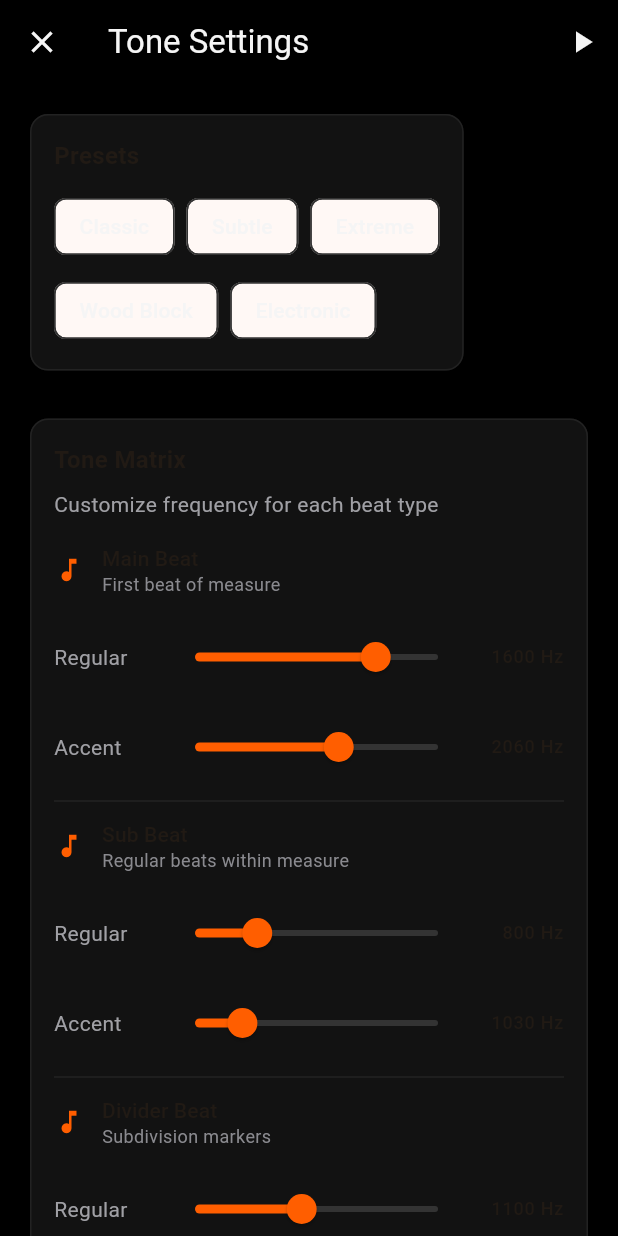
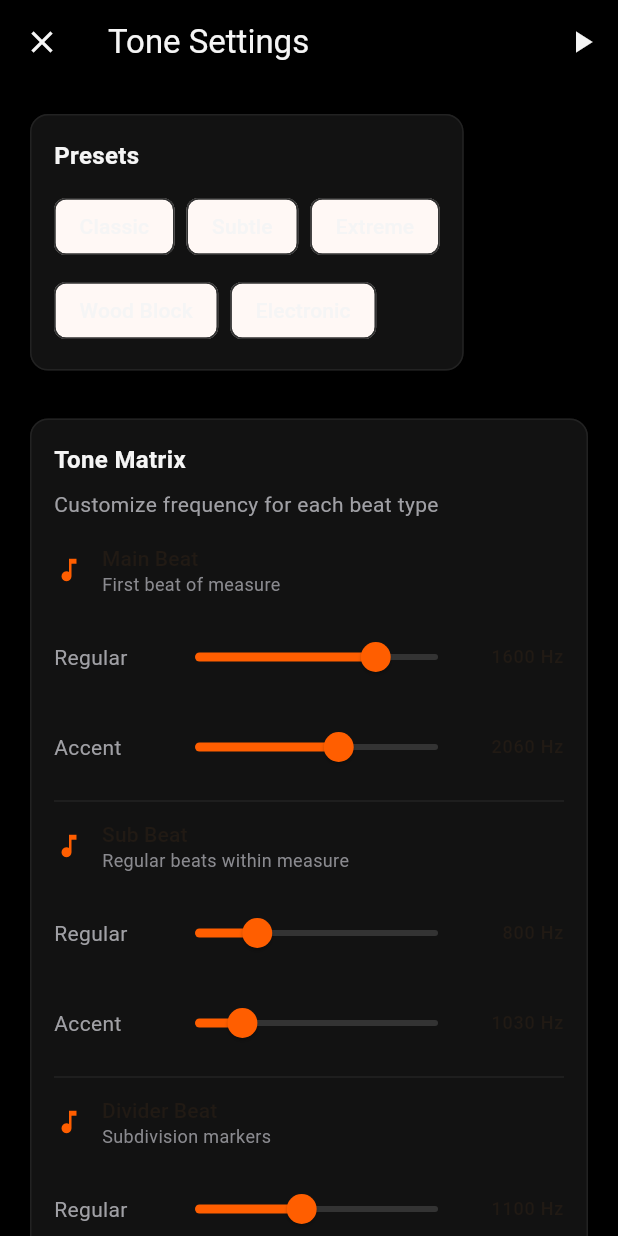
Before and after one commit to berlogabob/flutter-metronome-app, a Flutter app: the ToneSettingsDialog screen opened directly, on a phone screen of 412 x 824 dp. Run offline on Flutter 3.47's test engine with Material 3 defaults, Android fonts, the phone set to English and light mode, and no system bars; our stand-ins replace audioplayers, cloud_firestore, firebase_auth, firebase_core, flutter_dotenv, flutter_riverpod and 3 more; accounts and stored records are empty.

Commit message:
Fix: Add explicit text colors in Tone Settings dialog
- Added .copyWith(color: MonoPulseColors.textPrimary) to all headline text
- Fixes white text on white background issue
- Text is now visible: #F5F5F5 on #121212 background

Files modified:
- lib/widgets/settings/tone_settings_dialog.dart

Co-authored-by: Qwen-Coder <qwen-coder@alibabacloud.com>

```diff
--- a/lib/widgets/settings/tone_settings_dialog.dart
+++ b/lib/widgets/settings/tone_settings_dialog.dart
@@ -125,9 +125,11 @@ class _ToneSettingsDialogState extends ConsumerState<ToneSettingsDialog> {
           child: Column(
             crossAxisAlignment: CrossAxisAlignment.start,
             children: [
-              const Text(
+              Text(
                 'Presets',
-                style: MonoPulseTypography.headlineSmall,
+                style: MonoPulseTypography.headlineSmall.copyWith(
+                  color: MonoPulseColors.textPrimary,
+                ),
               ),
               const SizedBox(height: MonoPulseSpacing.md),
               Wrap(
@@ -163,9 +165,11 @@ class _ToneSettingsDialogState extends ConsumerState<ToneSettingsDialog> {
           child: Column(
             crossAxisAlignment: CrossAxisAlignment.start,
             children: [
-              const Text(
+              Text(
                 'Tone Matrix',
-                style: MonoPulseTypography.headlineSmall,
+                style: MonoPulseTypography.headlineSmall.copyWith(
+                  color: MonoPulseColors.textPrimary,
+                ),
               ),
               const SizedBox(height: MonoPulseSpacing.sm),
               Text(
@@ -355,9 +359,11 @@ class _ToneSettingsDialogState extends ConsumerState<ToneSettingsDialog> {
           child: Column(
             crossAxisAlignment: CrossAxisAlignment.start,
             children: [
-              const Text(
+              Text(
                 'Wave Type',
-                style: MonoPulseTypography.headlineSmall,
+                style: MonoPulseTypography.headlineSmall.copyWith(
+                  color: MonoPulseColors.textPrimary,
+                ),
               ),
               const SizedBox(height: MonoPulseSpacing.md),
               SegmentedButton<String>(
@@ -404,9 +410,11 @@ class _ToneSettingsDialogState extends ConsumerState<ToneSettingsDialog> {
           child: Column(
             crossAxisAlignment: CrossAxisAlignment.start,
             children: [
-              const Text(
+              Text(
                 'Volume',
-                style: MonoPulseTypography.headlineSmall,
+                style: MonoPulseTypography.headlineSmall.copyWith(
+                  color: MonoPulseColors.textPrimary,
+                ),
               ),
               const SizedBox(height: MonoPulseSpacing.md),
               Row(
```
